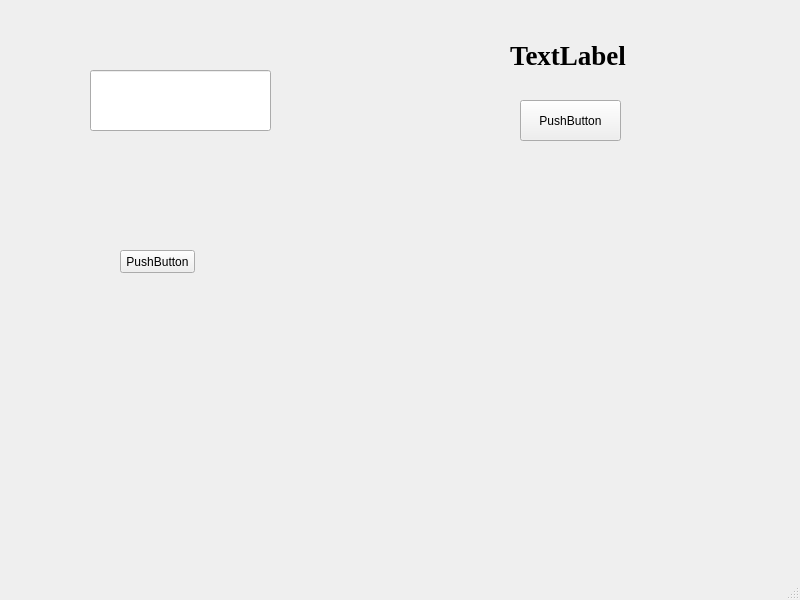
Old version of the form inface.ui in the repository Vofanchik/KTRUautoField.
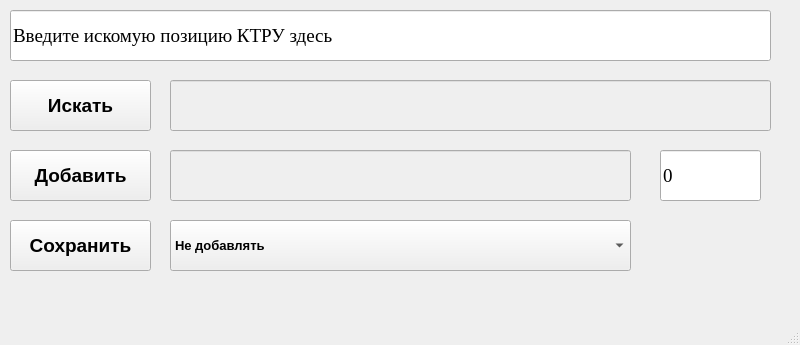
New version of the form.

The edit to the form file:
```diff
--- a/inface.ui
+++ b/inface.ui
@@ -7,69 +7,188 @@
     <x>0</x>
     <y>0</y>
     <width>800</width>
-    <height>600</height>
+    <height>345</height>
    </rect>
   </property>
   <property name="windowTitle">
    <string>MainWindow</string>
   </property>
   <widget class="QWidget" name="centralwidget">
-   <widget class="QLabel" name="label">
+   <widget class="QLineEdit" name="lineEdit">
     <property name="geometry">
      <rect>
-      <x>510</x>
-      <y>20</y>
-      <width>191</width>
-      <height>71</height>
+      <x>10</x>
+      <y>10</y>
+      <width>761</width>
+      <height>51</height>
      </rect>
     </property>
     <property name="font">
      <font>
       <family>Times New Roman</family>
-      <pointsize>20</pointsize>
-      <weight>75</weight>
-      <bold>true</bold>
+      <pointsize>14</pointsize>
      </font>
     </property>
     <property name="text">
-     <string>TextLabel</string>
+     <string>Введите искомую позицию КТРУ здесь</string>
+    </property>
+    <property name="echoMode">
+     <enum>QLineEdit::Normal</enum>
     </property>
    </widget>
    <widget class="QPushButton" name="pushButton">
     <property name="geometry">
      <rect>
-      <x>520</x>
-      <y>100</y>
-      <width>101</width>
-      <height>41</height>
+      <x>10</x>
+      <y>80</y>
+      <width>141</width>
+      <height>51</height>
      </rect>
     </property>
+    <property name="font">
+     <font>
+      <pointsize>14</pointsize>
+      <weight>75</weight>
+      <bold>true</bold>
+     </font>
+    </property>
     <property name="text">
-     <string>PushButton</string>
+     <string>Искать</string>
+    </property>
+   </widget>
+   <widget class="QLineEdit" name="lineEdit_2">
+    <property name="enabled">
+     <bool>false</bool>
+    </property>
+    <property name="geometry">
+     <rect>
+      <x>170</x>
+      <y>80</y>
+      <width>601</width>
+      <height>51</height>
+     </rect>
+    </property>
+    <property name="font">
+     <font>
+      <pointsize>8</pointsize>
+      <weight>75</weight>
+      <bold>true</bold>
+     </font>
     </property>
    </widget>
    <widget class="QPushButton" name="pushButton_2">
     <property name="geometry">
      <rect>
-      <x>120</x>
-      <y>250</y>
-      <width>75</width>
-      <height>23</height>
+      <x>10</x>
+      <y>150</y>
+      <width>141</width>
+      <height>51</height>
      </rect>
     </property>
+    <property name="font">
+     <font>
+      <pointsize>14</pointsize>
+      <weight>75</weight>
+      <bold>true</bold>
+     </font>
+    </property>
     <property name="text">
-     <string>PushButton</string>
+     <string>Добавить</string>
     </property>
    </widget>
-   <widget class="QLineEdit" name="lineEdit">
+   <widget class="QPushButton" name="pushButton_3">
     <property name="geometry">
      <rect>
-      <x>90</x>
-      <y>70</y>
-      <width>181</width>
-      <height>61</height>
+      <x>10</x>
+      <y>220</y>
+      <width>141</width>
+      <height>51</height>
      </rect>
     </property>
+    <property name="font">
+     <font>
+      <pointsize>14</pointsize>
+      <weight>75</weight>
+      <bold>true</bold>
+     </font>
+    </property>
+    <property name="text">
+     <string>Сохранить</string>
+    </property>
+   </widget>
+   <widget class="QLineEdit" name="lineEdit_3">
+    <property name="enabled">
+     <bool>false</bool>
+    </property>
+    <property name="geometry">
+     <rect>
+      <x>170</x>
+      <y>150</y>
+      <width>461</width>
+      <height>51</height>
+     </rect>
+    </property>
+    <property name="font">
+     <font>
+      <pointsize>8</pointsize>
+      <weight>75</weight>
+      <bold>true</bold>
+     </font>
+    </property>
+   </widget>
+   <widget class="QLineEdit" name="lineEdit_4">
+    <property name="geometry">
+     <rect>
+      <x>660</x>
+      <y>150</y>
+      <width>101</width>
+      <height>51</height>
+     </rect>
+    </property>
+    <property name="font">
+     <font>
+      <family>Times New Roman</family>
+      <pointsize>14</pointsize>
+     </font>
+    </property>
+    <property name="text">
+     <string>0</string>
+    </property>
+    <property name="echoMode">
+     <enum>QLineEdit::Normal</enum>
+    </property>
+   </widget>
+   <widget class="QComboBox" name="comboBox">
+    <property name="geometry">
+     <rect>
+      <x>170</x>
+      <y>220</y>
+      <width>461</width>
+      <height>51</height>
+     </rect>
+    </property>
+    <property name="font">
+     <font>
+      <pointsize>10</pointsize>
+      <weight>75</weight>
+      <bold>true</bold>
+     </font>
+    </property>
+    <item>
+     <property name="text">
+      <string>Не добавлять</string>
+     </property>
+    </item>
+    <item>
+     <property name="text">
+      <string>Нет характеристик</string>
+     </property>
+    </item>
+    <item>
+     <property name="text">
+      <string>Недостатосно характеристик</string>
+     </property>
+    </item>
    </widget>
   </widget>
   <widget class="QMenuBar" name="menubar">
```
Left out of the diff: 21 changed lines with no effect on the pictures.
